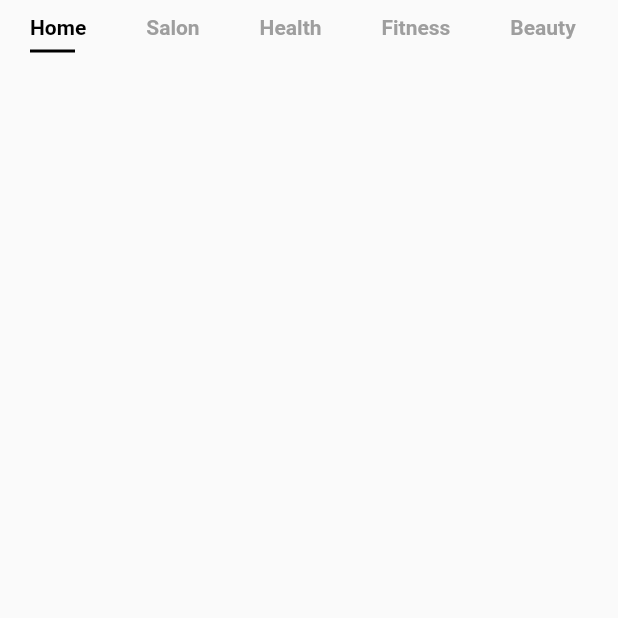
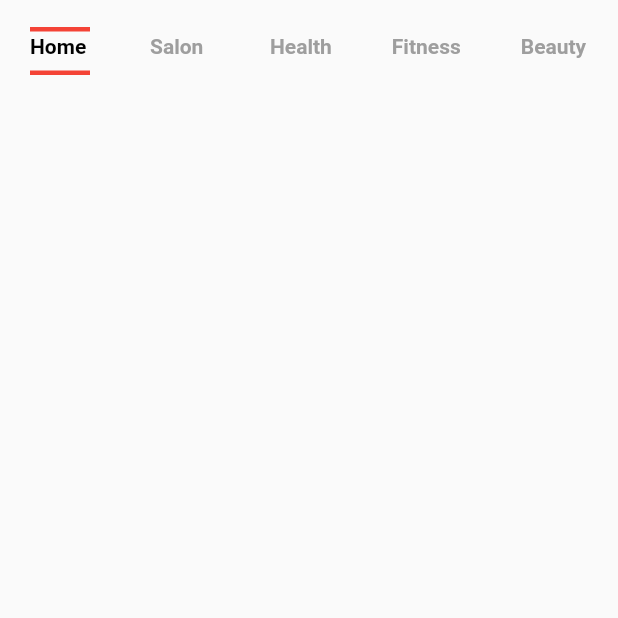
Before and after one commit to xaakib/weva_app, a Flutter app: the NavHomeScreen screen opened directly, on a phone screen of 412 x 824 dp, the top half of it. Run offline on Flutter 3.47's test engine with Material 2 defaults, Android fonts, the phone set to English and light mode, and no system bars; our stand-ins replace carousel_pro, curved_navigation_bar; missing offline and left inert: international_phone_input.

Commit message:
tabbar fiexd color

```diff
--- a/lib/screens/bottomNavScreens/nav_home.dart
+++ b/lib/screens/bottomNavScreens/nav_home.dart
@@ -24,8 +24,8 @@ class _NavHomeScreenState extends State<NavHomeScreen> {
         SizedBox(
           height: 10,
         ),
-        SizedBox(
-          height: 25,
+        Container(
+          height: 45,
           child: ListView.builder(
             scrollDirection: Axis.horizontal,
             physics: BouncingScrollPhysics(),
@@ -41,6 +41,17 @@ class _NavHomeScreenState extends State<NavHomeScreen> {
                 child: Column(
                   crossAxisAlignment: CrossAxisAlignment.start,
                   children: [
+                    Container(
+                      margin: EdgeInsets.only(top: 8),
+                      height: 3,
+                      width: 40,
+                      color: selectedIndex == index
+                          ? Colors.red
+                          : Colors.transparent,
+                    ),
+                    SizedBox(
+                      height: 2,
+                    ),
                     Text(
                       categoris[index],
                       style: TextStyle(
@@ -50,11 +61,11 @@ class _NavHomeScreenState extends State<NavHomeScreen> {
                               : Colors.grey),
                     ),
                     Container(
-                      margin: EdgeInsets.only(top: 7),
-                      height: 2,
-                      width: 30,
+                      margin: EdgeInsets.only(top: 8),
+                      height: 3,
+                      width: 40,
                       color: selectedIndex == index
-                          ? Colors.black
+                          ? Colors.red
                           : Colors.transparent,
                     ),
                   ],
```
